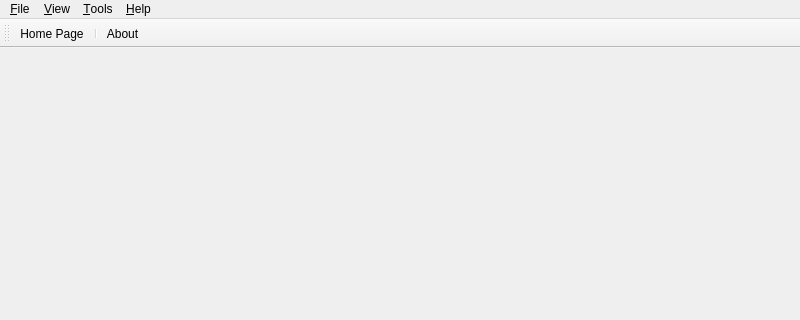
Qt form src/mainwindow.ui (opencor/opencor) before a commit; both pictures show x 0 to 800 and y 0 to 320 of the 800 by 600 pixel window.
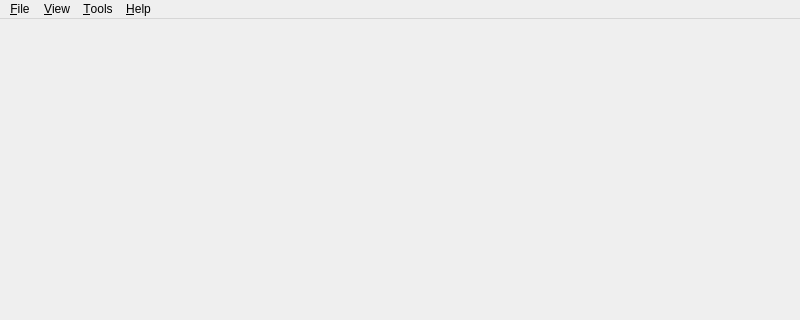
The same form after that commit. Icons and pictures are not drawn.

Commit message: Removed the toolbars from the main window. As for the file browser, file organiser and help windows, toolbars probably ought to be part of a window/view.

Patch:
```diff
--- a/src/mainwindow.ui
+++ b/src/mainwindow.ui
@@ -89,26 +89,6 @@
    <addaction name="menuTools"/>
    <addaction name="menuHelp"/>
   </widget>
-  <widget class="QToolBar" name="helpToolbar">
-   <property name="windowTitle">
-    <string>Help Toolbar</string>
-   </property>
-   <property name="iconSize">
-    <size>
-     <width>24</width>
-     <height>24</height>
-    </size>
-   </property>
-   <attribute name="toolBarArea">
-    <enum>TopToolBarArea</enum>
-   </attribute>
-   <attribute name="toolBarBreak">
-    <bool>false</bool>
-   </attribute>
-   <addaction name="actionHomePage"/>
-   <addaction name="separator"/>
-   <addaction name="actionAbout"/>
-  </widget>
   <widget class="QStatusBar" name="statusBar"/>
   <action name="actionExit">
    <property name="icon">
```
Left out of the diff: 11 changed lines with no effect on the pictures. The commit also changes 12 other files.
